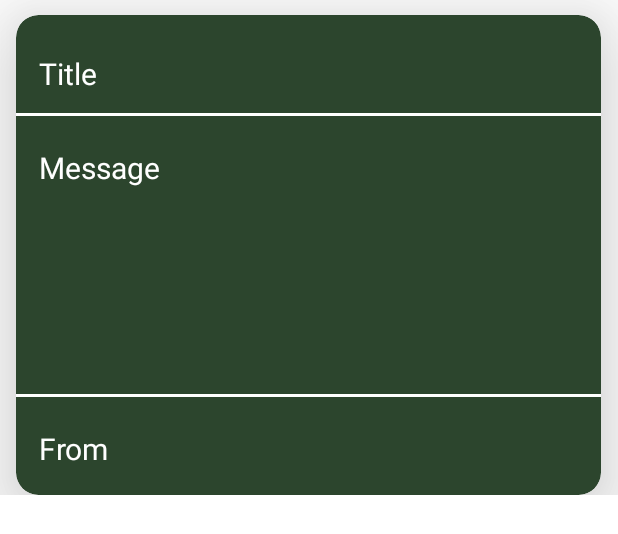
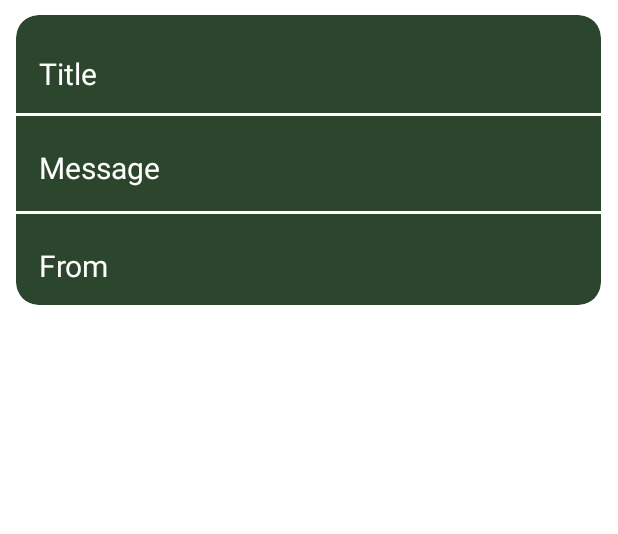
Before and after one commit to EvilMorty13/Project-Office-Room, an Android app: the layout announcements.xml on its own in the app's theme, with its tools: preview values and no code run, on a phone screen of 412 x 824 dp. Shown: the top 534 px of the screen. Run offline under Robolectric (Android 15) with nearby library versions, the phone set to English and light mode, and no system bars; Roboto replaces fonts that are not available here.

Commit message:
create changes in announcement xml

```diff
--- a/app/src/main/res/layout/announcements.xml
+++ b/app/src/main/res/layout/announcements.xml
@@ -8,11 +8,11 @@
     <androidx.cardview.widget.CardView
         android:id="@+id/message_cardview"
         android:layout_width="390dp"
-        android:layout_height="320dp"
+        android:layout_height="wrap_content"
         android:layout_centerHorizontal="true"
         android:layout_marginTop="10dp"
 
-        app:cardElevation="40dp"
+        app:cardElevation="0dp"
         app:cardBackgroundColor="@color/backgroundColor"
         app:cardCornerRadius="15dp">
 
@@ -44,13 +44,13 @@
                 android:id="@+id/announcement_message"
                 android:layout_below="@+id/announcement_line_title"
                 android:layout_width="match_parent"
-                android:layout_height="180dp"
+                android:layout_height="wrap_content"
                 android:layout_centerHorizontal="true"
                 android:layout_marginTop="5dp"
                 android:text="Message"
 
                 android:padding="15dp"
-                android:scrollbars="vertical"
+
                 android:textColor="@color/white"
                 android:textSize="20sp" />
 
```
